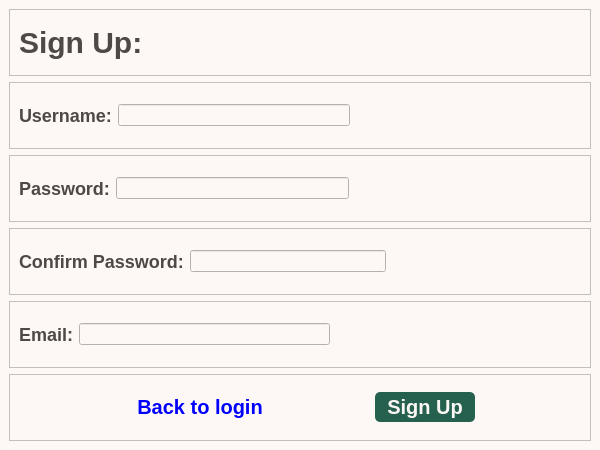
JK1Peng/Password_Management, file src/gui/qt_designer/ui_login_window.ui: the form before one commit.
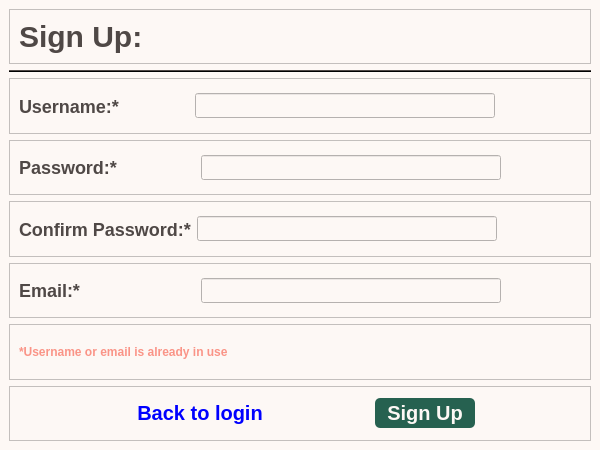
The form after the commit.

Commit message: final ui and design updates for phase 2. also added user failed login attempt limit

What changed in the file:
```diff
--- a/src/gui/qt_designer/ui_login_window.ui
+++ b/src/gui/qt_designer/ui_login_window.ui
@@ -348,6 +348,31 @@
           </layout>
          </widget>
         </item>
+        <item>
+         <widget class="Line" name="line">
+          <property name="minimumSize">
+           <size>
+            <width>0</width>
+            <height>2</height>
+           </size>
+          </property>
+          <property name="maximumSize">
+           <size>
+            <width>16777215</width>
+            <height>2</height>
+           </size>
+          </property>
+          <property name="styleSheet">
+           <string notr="true">background-color:#4F4846</string>
+          </property>
+          <property name="frameShadow">
+           <enum>QFrame::Plain</enum>
+          </property>
+          <property name="orientation">
+           <enum>Qt::Horizontal</enum>
+          </property>
+         </widget>
+        </item>
         <item>
          <widget class="QFrame" name="username_frame1">
           <property name="frameShape">
@@ -366,12 +391,46 @@
 }</string>
              </property>
              <property name="text">
-              <string>Username:</string>
+              <string>Username:*</string>
              </property>
             </widget>
            </item>
            <item>
-            <widget class="QLineEdit" name="username_field1"/>
+            <spacer name="horizontalSpacer_8">
+             <property name="orientation">
+              <enum>Qt::Horizontal</enum>
+             </property>
+             <property name="sizeType">
+              <enum>QSizePolicy::Fixed</enum>
+             </property>
+             <property name="sizeHint" stdset="0">
+              <size>
+               <width>70</width>
+               <height>20</height>
+              </size>
+             </property>
+            </spacer>
+           </item>
+           <item>
+            <widget class="QLineEdit" name="username_field1">
+             <property name="minimumSize">
+              <size>
+               <width>300</width>
+               <height>25</height>
+              </size>
+             </property>
+             <property name="maximumSize">
+              <size>
+               <width>200</width>
+               <height>25</height>
+              </size>
+             </property>
+             <property name="styleSheet">
+              <string notr="true">QLineEdit {
+	font: 15px;
+}</string>
+             </property>
+            </widget>
            </item>
            <item>
             <spacer name="horizontalSpacer_2">
@@ -398,6 +457,9 @@
            <enum>QFrame::Raised</enum>
           </property>
           <layout class="QHBoxLayout" name="horizontalLayout_7">
+           <property name="spacing">
+            <number>84</number>
+           </property>
            <item>
             <widget class="QLabel" name="password_label1">
              <property name="styleSheet">
@@ -407,12 +469,30 @@
 }</string>
              </property>
              <property name="text">
-              <string>Password:</string>
+              <string>Password:*</string>
              </property>
             </widget>
            </item>
            <item>
-            <widget class="QLineEdit" name="password_field1"/>
+            <widget class="QLineEdit" name="password_field1">
+             <property name="minimumSize">
+              <size>
+               <width>300</width>
+               <height>25</height>
+              </size>
+             </property>
+             <property name="maximumSize">
+              <size>
+               <width>200</width>
+               <height>25</height>
+              </size>
+             </property>
+             <property name="styleSheet">
+              <string notr="true">QLineEdit {
+	font: 15px;
+}</string>
+             </property>
+            </widget>
            </item>
            <item>
             <spacer name="horizontalSpacer_3">
@@ -448,12 +528,30 @@
 }</string>
              </property>
              <property name="text">
-              <string>Confirm Password:</string>
+              <string>Confirm Password:*</string>
              </property>
             </widget>
            </item>
            <item>
-            <widget class="QLineEdit" name="confirm_field1"/>
+            <widget class="QLineEdit" name="confirm_field1">
+             <property name="minimumSize">
+              <size>
+               <width>300</width>
+               <height>25</height>
+              </size>
+             </property>
+             <property name="maximumSize">
+              <size>
+               <width>200</width>
+               <height>25</height>
+              </size>
+             </property>
+             <property name="styleSheet">
+              <string notr="true">QLineEdit {
+	font: 15px;
+}</string>
+             </property>
+            </widget>
            </item>
            <item>
             <spacer name="horizontalSpacer_4">
@@ -489,12 +587,46 @@
 }</string>
              </property>
              <property name="text">
-              <string>Email:</string>
+              <string>Email:*</string>
              </property>
             </widget>
            </item>
            <item>
-            <widget class="QLineEdit" name="email_field1"/>
+            <spacer name="horizontalSpacer_9">
+             <property name="orientation">
+              <enum>Qt::Horizontal</enum>
+             </property>
+             <property name="sizeType">
+              <enum>QSizePolicy::Fixed</enum>
+             </property>
+             <property name="sizeHint" stdset="0">
+              <size>
+               <width>115</width>
+               <height>20</height>
+              </size>
+             </property>
+            </spacer>
+           </item>
+           <item>
+            <widget class="QLineEdit" name="email_field1">
+             <property name="minimumSize">
+              <size>
+               <width>300</width>
+               <height>25</height>
+              </size>
+             </property>
+             <property name="maximumSize">
+              <size>
+               <width>200</width>
+               <height>25</height>
+              </size>
+             </property>
+             <property name="styleSheet">
+              <string notr="true">QLineEdit {
+	font: 15px;
+}</string>
+             </property>
+            </widget>
            </item>
            <item>
             <spacer name="horizontalSpacer_5">
@@ -512,6 +644,31 @@
           </layout>
          </widget>
         </item>
+        <item>
+         <widget class="QFrame" name="frame">
+          <property name="frameShape">
+           <enum>QFrame::StyledPanel</enum>
+          </property>
+          <property name="frameShadow">
+           <enum>QFrame::Raised</enum>
+          </property>
+          <layout class="QVBoxLayout" name="verticalLayout_4">
+           <item>
+            <widget class="QLabel" name="label">
+             <property name="styleSheet">
+              <string notr="true">QLabel {
+	font: bold 12px;
+	color:#fa9487;
+}</string>
+             </property>
+             <property name="text">
+              <string>*Username or email is already in use</string>
+             </property>
+            </widget>
+           </item>
+          </layout>
+         </widget>
+        </item>
         <item>
          <widget class="QFrame" name="bottom_frame1">
           <property name="frameShape">
```
Left out of the diff: 4 changed lines with no effect on the pictures. The commit also changes 30 other files.
